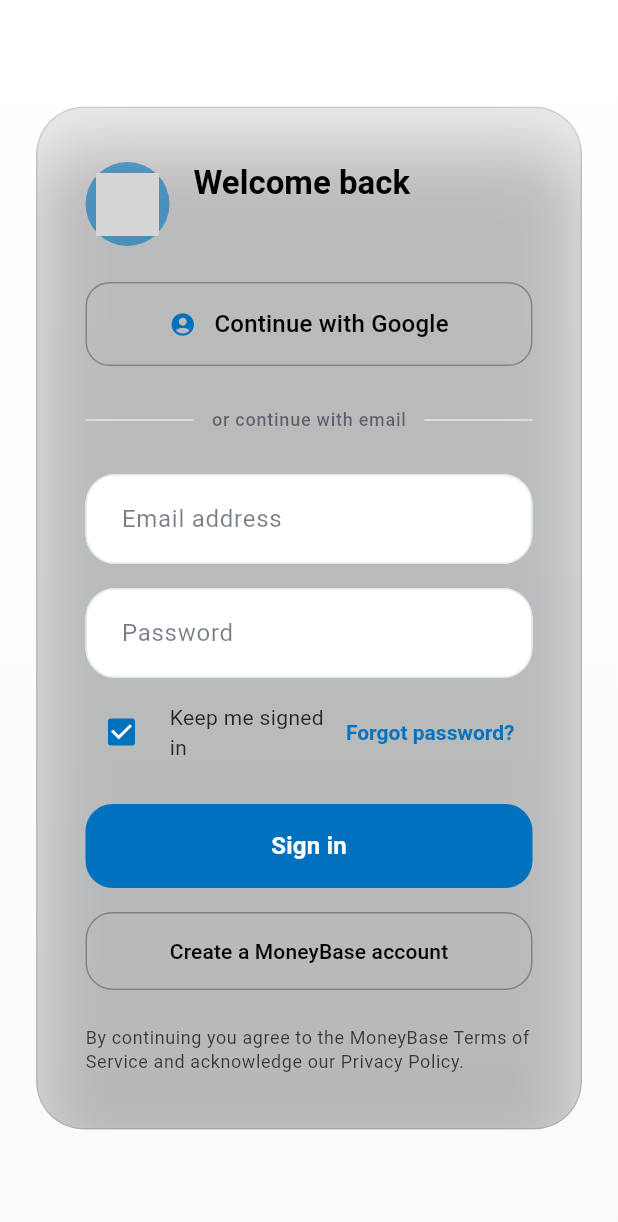
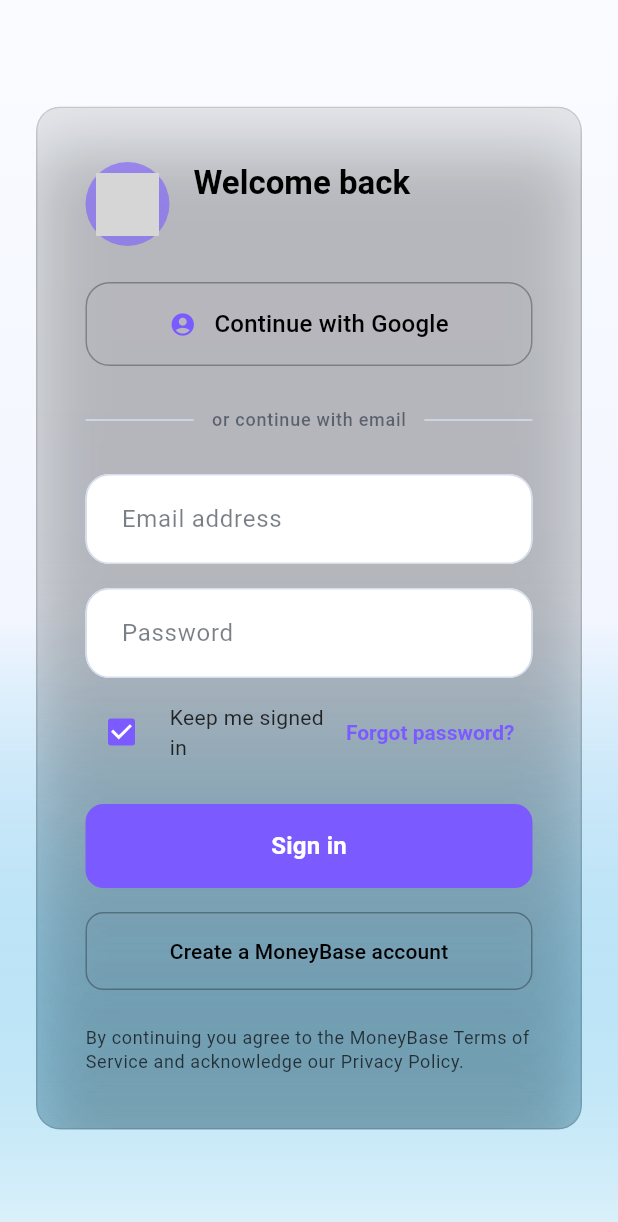
Before and after one commit to JoshiMinh/MoneyBase, a Flutter app: the screen it shows after launch, on a phone screen of 412 x 824 dp. Shown: the top 1222 px of the screen. Run offline on Flutter 3.47's test engine with Material 3 defaults, Android fonts, the phone set to English and light mode, and no system bars; our stand-ins replace cloud_firestore, csv, file_picker, firebase_auth, firebase_core, fl_chart and 8 more; missing offline and left inert: dart:html; accounts and stored records are empty; grey boxes are pictures that could not be loaded.

Commit message:
Refresh MoneyBase theme palette and shapes

```diff
--- /dev/null
+++ b/lib/app/theme/shape_tokens.dart
@@ -0,0 +1,21 @@
+import 'package:flutter/material.dart';
+
+/// Shared shape tokens used to keep rounded corners consistent across MoneyBase.
+@immutable
+class MoneyBaseShapeTokens {
+  const MoneyBaseShapeTokens._();
+
+  static const double cornerSmall = 8;
+  static const double cornerMedium = 12;
+  static const double cornerLarge = 16;
+  static const double cornerExtraLarge = 20;
+
+  static const BorderRadius borderRadiusSmall =
+      BorderRadius.all(Radius.circular(cornerSmall));
+  static const BorderRadius borderRadiusMedium =
+      BorderRadius.all(Radius.circular(cornerMedium));
+  static const BorderRadius borderRadiusLarge =
+      BorderRadius.all(Radius.circular(cornerLarge));
+  static const BorderRadius borderRadiusExtraLarge =
+      BorderRadius.all(Radius.circular(cornerExtraLarge));
+}
--- a/lib/app/theme/theme.dart
+++ b/lib/app/theme/theme.dart
@@ -5,6 +5,7 @@ import 'package:flutter/material.dart';
 import 'package:shared_preferences/shared_preferences.dart';
 
 import 'app_colors.dart';
+import 'shape_tokens.dart';
 
 @immutable
 class MoneyBaseThemeColors extends ThemeExtension<MoneyBaseThemeColors> {
@@ -43,41 +44,46 @@ class MoneyBaseThemeColors extends ThemeExtension<MoneyBaseThemeColors> {
   factory MoneyBaseThemeColors.fallback({required bool darkMode}) {
     if (darkMode) {
       return MoneyBaseThemeColors(
-        backgroundGradient: const [
-          Color(0xFF0F1117),
-          Color(0xFF131720),
+        backgroundGradient: [
+          const Color(0xFF0B0F1B),
+          const Color(0xFF131C2E),
+          MoneyBaseColors.purple.withOpacity(0.28),
         ],
-        surfaceBackground: const Color(0xFF191F2A),
-        surfaceElevated: const Color(0xFF212734),
-        surfaceBorder: const Color(0x33252C36),
-        surfaceShadow: const Color(0x99000000),
+        surfaceBackground: const Color(0xFF151D2C),
+        surfaceElevated: const Color(0xFF1E2636),
+        surfaceBorder: const Color(0x33263640),
+        surfaceShadow: const Color(0x66000000),
         primaryText: Colors.white,
-        mutedText: const Color(0xB3FFFFFF),
-        primaryAccent: MoneyBaseColors.primary,
-        secondaryAccent: MoneyBaseColors.secondary,
-        tertiaryAccent: MoneyBaseColors.tertiary,
+        mutedText: const Color(0xCCEDF2FF),
+        primaryAccent: MoneyBaseColors.purple,
+        secondaryAccent: MoneyBaseColors.primary,
+        tertiaryAccent: MoneyBaseColors.pink,
         positive: MoneyBaseColors.green,
         negative: MoneyBaseColors.red,
         warning: MoneyBaseColors.yellow,
-        info: MoneyBaseColors.pink,
+        info: MoneyBaseColors.blue,
       );
     }
 
     return MoneyBaseThemeColors(
-      backgroundGradient: const [Colors.white, Color(0xFFF8FAFC)],
+      backgroundGradient: [
+        const Color(0xFFF9FBFF),
+        const Color(0xFFF3F6FF),
+        MoneyBaseColors.secondary.withOpacity(0.16),
+      ],
       surfaceBackground: Colors.white,
-      surfaceElevated: const Color(0xFFF5F7FA),
-      surfaceBorder: const Color(0xFFE2E8F0),
-      surfaceShadow: const Color(0x1A000000),
+      surfaceElevated: const Color(0xFFF1F5FF),
+      surfaceBorder: const Color(0xFFD9E2F2),
+      surfaceShadow: const Color(0x140E1A2F),
       primaryText: MoneyBaseColors.grey,
-      mutedText: const Color(0x9A1F2937),
-      primaryAccent: MoneyBaseColors.primary,
-      secondaryAccent: MoneyBaseColors.secondary,
-      tertiaryAccent: MoneyBaseColors.tertiary,
+      mutedText: const Color(0x991F2937),
+      primaryAccent: MoneyBaseColors.purple,
+      secondaryAccent: MoneyBaseColors.primary,
+      tertiaryAccent: MoneyBaseColors.pink,
       positive: MoneyBaseColors.green,
       negative: MoneyBaseColors.red,
       warning: MoneyBaseColors.yellow,
-      info: MoneyBaseColors.pink,
+      info: MoneyBaseColors.blue,
     );
   }
 
@@ -221,17 +227,17 @@ class MoneyBaseTheme {
     final baseColors = MoneyBaseThemeColors.fallback(darkMode: darkMode);
     return baseColors.copyWith(
       surfaceBackground: darkMode
-          ? const Color(0xFF191F2A)
+          ? const Color(0xFF141B28)
           : Colors.white,
       surfaceElevated: darkMode
-          ? const Color(0xFF212734)
-          : const Color(0xFFF5F7FA),
+          ? const Color(0xFF1C2433)
+          : const Color(0xFFF0F4FF),
       surfaceBorder: darkMode
-          ? const Color(0x33252C36)
-          : const Color(0xFFE2E8F0),
+          ? const Color(0x332B3544)
+          : const Color(0xFFD4DEEF),
       surfaceShadow: darkMode
-          ? const Color(0x99000000)
-          : const Color(0x1A000000),
+          ? const Color(0x55000000)
+          : const Color(0x140E1A2F),
     );
   }
 
@@ -251,18 +257,17 @@ class MoneyBaseTheme {
     return base.copyWith(
       primary: themeColors.primaryAccent,
       onPrimary: Colors.white,
-      primaryContainer: darkMode
-          ? MoneyBaseColors.primary.withOpacity(0.38)
-          : MoneyBaseColors.primary.withOpacity(0.18),
+      primaryContainer: themeColors.primaryAccent.withOpacity(
+        darkMode ? 0.35 : 0.18,
+      ),
       onPrimaryContainer:
           darkMode ? Colors.white : themeColors.primaryText,
       secondary: themeColors.secondaryAccent,
-      onSecondary: darkMode ? Colors.black : Colors.white,
+      onSecondary: Colors.white,
       secondaryContainer: themeColors.secondaryAccent.withOpacity(
         darkMode ? 0.32 : 0.18,
       ),
-      onSecondaryContainer:
-          darkMode ? Colors.black : themeColors.primaryText,
+      onSecondaryContainer: Colors.white,
       tertiary: themeColors.tertiaryAccent,
       onTertiary: Colors.white,
       background: backgroundColor,
@@ -280,7 +285,7 @@ class MoneyBaseTheme {
       shadow: themeColors.surfaceShadow,
       scrim: Colors.black.withOpacity(darkMode ? 0.6 : 0.3),
       inversePrimary: themeColors.primaryAccent.withOpacity(
-        darkMode ? 0.6 : 0.32,
+        darkMode ? 0.5 : 0.26,
       ),
     );
   }
@@ -378,9 +383,11 @@ class MoneyBaseTheme {
     MoneyBaseThemeColors themeColors,
   ) {
     return FloatingActionButtonThemeData(
-      backgroundColor: themeColors.secondaryAccent,
+      backgroundColor: themeColors.primaryAccent,
       foregroundColor: Colors.white,
-      shape: RoundedRectangleBorder(borderRadius: BorderRadius.circular(20)),
+      shape: const RoundedRectangleBorder(
+        borderRadius: MoneyBaseShapeTokens.borderRadiusLarge,
+      ),
     );
   }
 
@@ -392,8 +399,8 @@ class MoneyBaseTheme {
         backgroundColor: themeColors.primaryAccent,
         foregroundColor: Colors.white,
         padding: const EdgeInsets.symmetric(horizontal: 24, vertical: 16),
-        shape: RoundedRectangleBorder(
-          borderRadius: BorderRadius.circular(18),
+        shape: const RoundedRectangleBorder(
+          borderRadius: MoneyBaseShapeTokens.borderRadiusMedium,
         ),
       ),
     );
@@ -417,8 +424,8 @@ class MoneyBaseTheme {
       style: OutlinedButton.styleFrom(
         foregroundColor: themeColors.primaryAccent,
         side: BorderSide(color: themeColors.primaryAccent.withOpacity(0.5)),
-        shape: RoundedRectangleBorder(
-          borderRadius: BorderRadius.circular(18),
+        shape: const RoundedRectangleBorder(
+          borderRadius: MoneyBaseShapeTokens.borderRadiusMedium,
         ),
         padding: const EdgeInsets.symmetric(horizontal: 24, vertical: 16),
       ),
@@ -439,15 +446,15 @@ class MoneyBaseTheme {
         vertical: 18,
       ),
       border: OutlineInputBorder(
-        borderRadius: BorderRadius.circular(20),
+        borderRadius: MoneyBaseShapeTokens.borderRadiusLarge,
         borderSide: BorderSide(color: themeColors.surfaceBorder),
       ),
       enabledBorder: OutlineInputBorder(
-        borderRadius: BorderRadius.circular(20),
+        borderRadius: MoneyBaseShapeTokens.borderRadiusLarge,
         borderSide: BorderSide(color: themeColors.surfaceBorder),
       ),
       focusedBorder: OutlineInputBorder(
-        borderRadius: BorderRadius.circular(20),
+        borderRadius: MoneyBaseShapeTokens.borderRadiusLarge,
         borderSide: BorderSide(color: themeColors.primaryAccent),
       ),
       hintStyle: TextStyle(color: themeColors.mutedText),
@@ -461,16 +468,18 @@ class MoneyBaseTheme {
   ) {
     return ChipThemeData(
       backgroundColor: themeColors.secondaryAccent.withOpacity(
-        darkMode ? 0.16 : 0.12,
+        darkMode ? 0.18 : 0.12,
       ),
-      selectedColor: themeColors.secondaryAccent.withOpacity(
-        darkMode ? 0.26 : 0.2,
+      selectedColor: themeColors.primaryAccent.withOpacity(
+        darkMode ? 0.28 : 0.22,
       ),
       disabledColor: themeColors.surfaceBorder.withOpacity(0.4),
       padding: const EdgeInsets.symmetric(horizontal: 12, vertical: 8),
       labelStyle: TextStyle(color: themeColors.primaryText),
       secondaryLabelStyle: TextStyle(color: themeColors.primaryText),
-      shape: RoundedRectangleBorder(borderRadius: BorderRadius.circular(16)),
+      shape: const RoundedRectangleBorder(
+        borderRadius: MoneyBaseShapeTokens.borderRadiusMedium,
+      ),
       brightness: darkMode ? Brightness.dark : Brightness.light,
     );
   }
@@ -481,8 +490,8 @@ class MoneyBaseTheme {
       shadowColor: themeColors.surfaceShadow,
       elevation: 0,
       margin: EdgeInsets.zero,
-      shape: RoundedRectangleBorder(
-        borderRadius: BorderRadius.circular(28),
+      shape: const RoundedRectangleBorder(
+        borderRadius: MoneyBaseShapeTokens.borderRadiusLarge,
         side: BorderSide(color: themeColors.surfaceBorder),
       ),
     );
@@ -492,7 +501,9 @@ class MoneyBaseTheme {
     return DialogThemeData(
       backgroundColor: themeColors.surfaceBackground,
       surfaceTintColor: Colors.transparent,
-      shape: RoundedRectangleBorder(borderRadius: BorderRadius.circular(28)),
+      shape: const RoundedRectangleBorder(
+        borderRadius: MoneyBaseShapeTokens.borderRadiusLarge,
+      ),
     );
   }
 
@@ -524,7 +535,9 @@ class MoneyBaseTheme {
       modalBackgroundColor: themeColors.surfaceBackground,
       surfaceTintColor: Colors.transparent,
       shape: const RoundedRectangleBorder(
-        borderRadius: BorderRadius.vertical(top: Radius.circular(28)),
+        borderRadius: BorderRadius.vertical(
+          top: Radius.circular(MoneyBaseShapeTokens.cornerExtraLarge),
+        ),
       ),
     );
   }
@@ -536,7 +549,9 @@ class MoneyBaseTheme {
       backgroundColor: themeColors.primaryAccent,
       contentTextStyle: const TextStyle(color: Colors.white),
       behavior: SnackBarBehavior.floating,
-      shape: RoundedRectangleBorder(borderRadius: BorderRadius.circular(16)),
+      shape: const RoundedRectangleBorder(
+        borderRadius: MoneyBaseShapeTokens.borderRadiusMedium,
+      ),
     );
   }
 
--- a/lib/features/common/presentation/moneybase_shell.dart
+++ b/lib/features/common/presentation/moneybase_shell.dart
@@ -2,6 +2,7 @@ import 'dart:ui';
 
 import 'package:flutter/material.dart';
 
+import '../../../app/theme/shape_tokens.dart';
 import '../../../app/theme/theme.dart';
 
 /// Layout metadata describing how wide layouts should render within the shell.
@@ -105,7 +106,7 @@ class MoneyBaseSurface extends StatelessWidget {
   const MoneyBaseSurface({
     required this.child,
     this.padding = const EdgeInsets.all(28),
-    this.borderRadius = 32,
+    this.borderRadius = MoneyBaseShapeTokens.cornerLarge,
     this.backgroundColor,
     this.borderColor,
     this.shadow,
@@ -151,7 +152,7 @@ class MoneyBaseFrostedPanel extends StatelessWidget {
   const MoneyBaseFrostedPanel({
     required this.child,
     this.padding,
-    this.borderRadius = 32,
+    this.borderRadius = MoneyBaseShapeTokens.cornerLarge,
     this.blurSigma = 28,
     this.backgroundOpacity = 0.08,
     this.borderOpacity = 0.12,
@@ -199,7 +200,7 @@ class MoneyBaseGlassIconButton extends StatelessWidget {
     required this.tooltip,
     required this.onPressed,
     this.padding = const EdgeInsets.all(12),
-    this.borderRadius = 18,
+    this.borderRadius = MoneyBaseShapeTokens.cornerMedium,
     super.key,
   });
 
```
